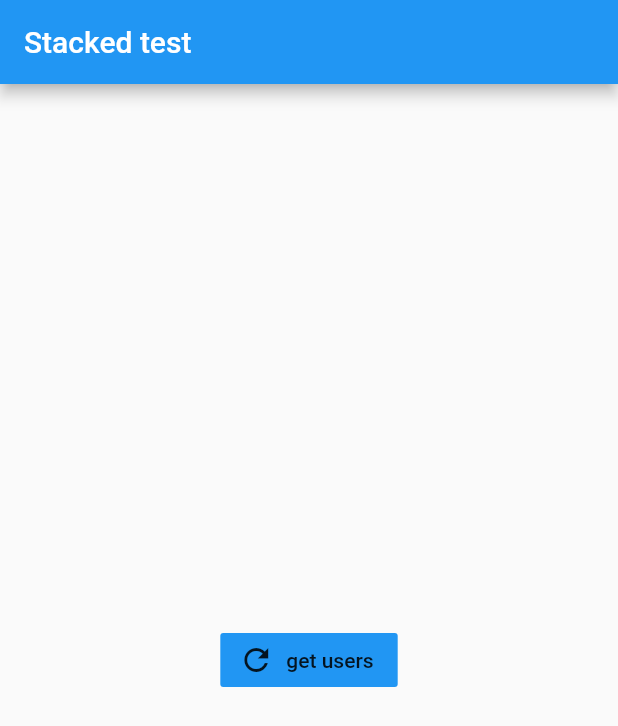
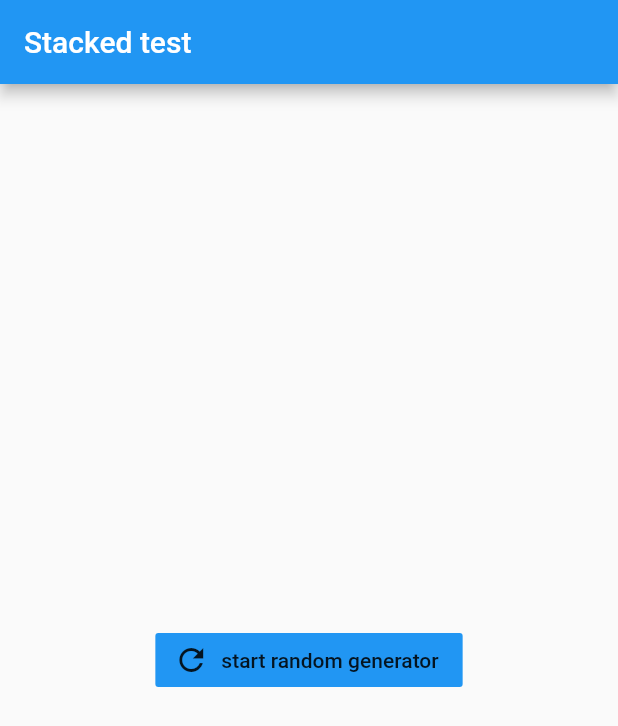
Before and after one commit to ulngollm/stacked_example, a Flutter app: the screen it shows after launch, on a phone screen of 412 x 824 dp. Shown: the top 726 px of the screen. Run offline on Flutter 3.47's test engine with Material 2 defaults, Android fonts, the phone set to English and light mode, and no system bars; our stand-ins replace stacked.

Commit message:
update state with notify listeners(random number generator)

```diff
--- a/lib/view/view.dart
+++ b/lib/view/view.dart
@@ -11,7 +11,7 @@ class App extends StatelessWidget {
           title: Text('Stacked test'),
         ),
         body: ViewModelBuilder<ViewModel>.reactive(
-          viewModelBuilder: () => ViewModel('get users'),
+          viewModelBuilder: () => ViewModel('start random generator'),
           onModelReady: (model) {
             model.loadScreen();
           },
@@ -20,23 +20,21 @@ class App extends StatelessWidget {
                 ? CircularProgressIndicator()
                 : Column(
                     mainAxisAlignment: MainAxisAlignment.center,
-                    children: model.busy(model.users)
-                        ? [
+                    children: [
+                        if (!model.busy(model.number))
+                          Text(model.number.toString()),
                         FlatButton.icon(
                           color: Theme.of(context).primaryColor,
                           label: Text(model.text),
                           icon: Icon(Icons.refresh),
                           onPressed: () {
-                                model.getUsers();
+                            model.getRandomValue();
                           },
                           onLongPress: () {
-                                print(model.isBusy);
+                            print(model.busy(model.number));
                           },
                         )
-                          ]
-                        : List.generate(model.users.length,
-                            (index) => Text(model.users[index])),
-                  ),
+                      ]),
           ),
         ),
       ),
--- a/lib/view/view_model.dart
+++ b/lib/view/view_model.dart
@@ -1,13 +1,20 @@
+import 'dart:math';
+
 import 'package:stacked/stacked.dart';
 
 class ViewModel extends BaseViewModel {
   String text;
+  int number;
   List<String> users;
   ViewModel(String text) {
+    this.number = 0;
     this.text = text;
     this.users = [];
     this.setBusy(true);
     this.setBusyForObject(users, true);
+    this.setBusyForObject(number, true);
+
+
   }
 
   Future<void> loadScreen() async {
@@ -22,4 +29,14 @@ class ViewModel extends BaseViewModel {
     print(users);
     setBusyForObject(users, false);
   }
+
+  Future<int> getRandomValue() async {
+    setBusyForObject(number, false);
+    while (true) {
+      await Future.delayed(Duration(milliseconds: 2000), () {
+        number = Random().nextInt(50);
+        notifyListeners();
+      });
+    }
+  }
 }
```
Lines whose indentation alone changed are shown as unchanged.
